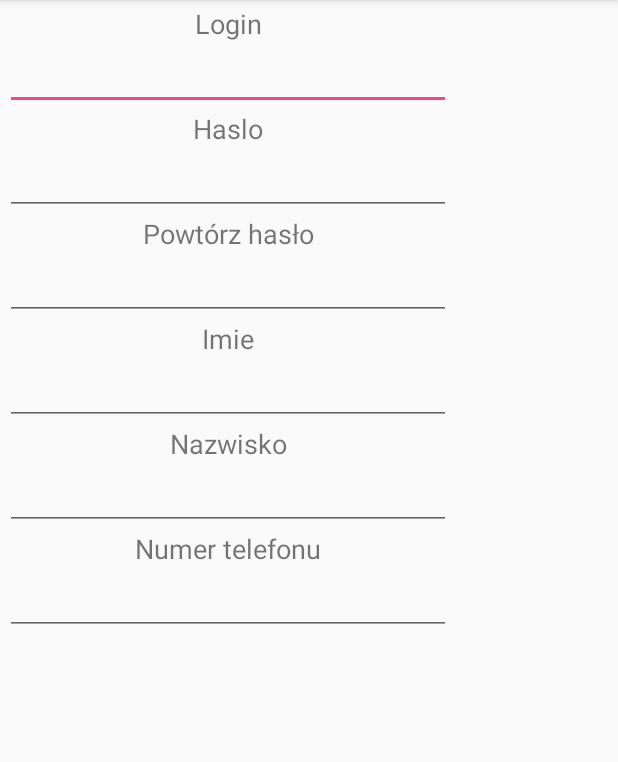
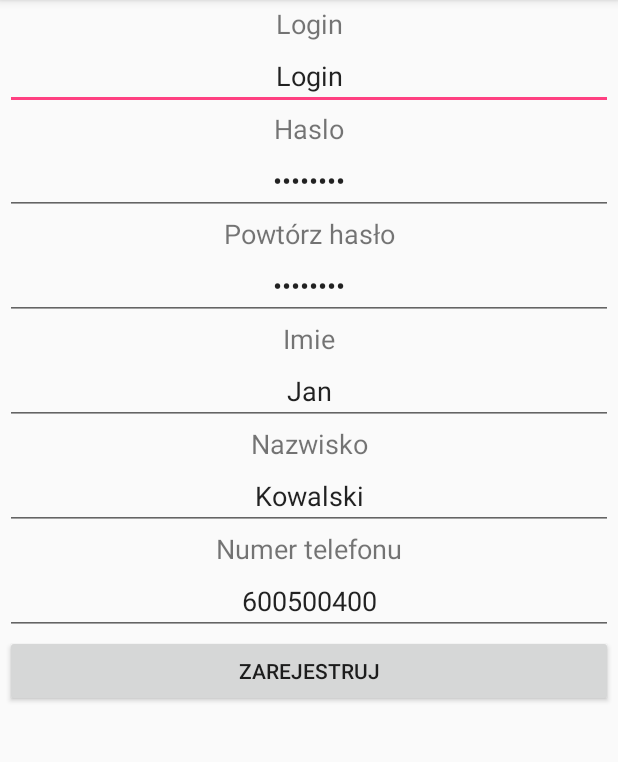
Before and after one commit to ArkadiuszGroch/SeniorCareAssistant, an Android app: the RegisterActivity screen opened directly, with no data from a screen before it, on a phone screen of 412 x 824 dp, the part 84-846 px from its top. Run offline under Robolectric (Android 15) with nearby library versions, the phone set to English and light mode, and no system bars; libraries missing offline, so code that uses them is left out: org.springframework.http, org.springframework.web.

Commit message:
Repair size of android frame, web controller and thymleaf was removed

```diff
--- a/AndroidClient/app/src/main/java/pl/edu/pwste/goco/senior/RegisterActivity.java
+++ b/AndroidClient/app/src/main/java/pl/edu/pwste/goco/senior/RegisterActivity.java
@@ -87,7 +87,6 @@ public class RegisterActivity extends AppCompatActivity {
     //    ======================== SERVICES ===========================
     class RESTRegister extends AsyncTask<Senior, String, ResponseEntity<String>> {
         String url = getResources().getString(R.string.urlService) + "account/senior/register";
-        RestTemplate restTemplate = new RestTemplate();
 
         @Override
         protected ResponseEntity<String> doInBackground(Senior... params) {
@@ -110,14 +109,14 @@ public class RegisterActivity extends AppCompatActivity {
 
         @Override
         protected void onPostExecute(ResponseEntity<String> stringResponseEntity) {
-            if (stringResponseEntity.getStatusCode().value() == 204) {
-                String infoTitle = getResources().getString(R.string.messageErrorTitle);
-                String infoMessage = getResources().getString(R.string.failedRegister);
+            if (stringResponseEntity.getStatusCode().value() == 200) {
+                String infoTitle = getResources().getString(R.string.doneRegister);
+                String infoMessage = stringResponseEntity.getBody();
                 showMessage(infoTitle, infoMessage);
             } else {
                 //// TODO: 05.10.2017 Open main activities
-                String infoTitle = getResources().getString(R.string.doneRegister);
-                String infoMessage = stringResponseEntity.getBody().toString();
+                String infoTitle = getResources().getString(R.string.messageErrorTitle);
+                String infoMessage = getResources().getString(R.string.failedRegister);
                 showMessage(infoTitle, infoMessage);
             }
         }
--- a/AndroidClient/app/src/main/res/layout/activity_login.xml
+++ b/AndroidClient/app/src/main/res/layout/activity_login.xml
@@ -7,8 +7,8 @@
     tools:context="pl.edu.pwste.goco.senior.LoginActivity">
 
     <LinearLayout
-        android:layout_width="395dp"
-        android:layout_height="587dp"
+        android:layout_width="match_parent"
+        android:layout_height="match_parent"
         android:orientation="vertical"
         tools:layout_editor_absoluteX="8dp"
         tools:layout_editor_absoluteY="8dp">
--- a/AndroidClient/app/src/main/res/layout/activity_main.xml
+++ b/AndroidClient/app/src/main/res/layout/activity_main.xml
@@ -7,8 +7,8 @@
     tools:context="pl.edu.pwste.goco.senior.MainActivity">
 
     <LinearLayout
-        android:layout_width="386dp"
-        android:layout_height="496dp"
+        android:layout_width="match_parent"
+        android:layout_height="match_parent"
         android:orientation="vertical"
         app:layout_constraintBottom_toBottomOf="parent"
         android:layout_marginBottom="8dp"
--- a/AndroidClient/app/src/main/res/layout/activity_register.xml
+++ b/AndroidClient/app/src/main/res/layout/activity_register.xml
@@ -7,8 +7,8 @@
     tools:context="pl.edu.pwste.goco.senior.RegisterActivity">
 
     <LinearLayout
-        android:layout_width="304dp"
-        android:layout_height="437dp"
+        android:layout_width="match_parent"
+        android:layout_height="match_parent"
         android:padding="3dp"
         android:orientation="vertical"
         tools:layout_editor_absoluteX="8dp"
@@ -28,6 +28,7 @@
             android:layout_height="wrap_content"
             android:ems="10"
             android:inputType="textPersonName"
+            android:text="Login"
             android:textAlignment="center" />
 
         <TextView
@@ -44,6 +45,7 @@
             android:layout_height="wrap_content"
             android:ems="10"
             android:inputType="textPassword"
+            android:text="Password"
             android:textAlignment="center" />
 
         <TextView
@@ -60,6 +62,7 @@
             android:layout_height="wrap_content"
             android:ems="10"
             android:inputType="textPassword"
+            android:text="Password"
             android:textAlignment="center" />
 
         <TextView
@@ -76,6 +79,7 @@
             android:layout_height="wrap_content"
             android:ems="10"
             android:inputType="textPersonName"
+            android:text="Jan"
             android:textAlignment="center" />
 
         <TextView
@@ -92,6 +96,7 @@
             android:layout_height="wrap_content"
             android:ems="10"
             android:inputType="textPersonName"
+            android:text="Kowalski"
             android:textAlignment="center" />
 
         <TextView
@@ -108,6 +113,7 @@
             android:layout_height="wrap_content"
             android:ems="10"
             android:inputType="phone"
+            android:text="600500400"
             android:textAlignment="center" />
 
         <Button
--- a/AndroidClient/app/src/main/res/values/strings.xml
+++ b/AndroidClient/app/src/main/res/values/strings.xml
@@ -1,7 +1,7 @@
 <resources>
     <!--Configuration-->
     <!--<string name="urlService">https://senior1.herokuapp.com/</string>-->
-    <string name="urlService">http://192.168.1.108:8090/</string>
+    <string name="urlService">http://192.168.1.103:8090/</string>
     <!--Login screen-->
     <string name="app_name">Senior</string>
     <string name="register">Zarejestruj</string>
--- a/WS/src/main/java/pl/edu/pwste/Entity/CareAssistant.java
+++ b/WS/src/main/java/pl/edu/pwste/Entity/CareAssistant.java
@@ -5,6 +5,8 @@ import com.fasterxml.jackson.annotation.JsonIgnore;
 import javax.persistence.*;
 import java.io.Serializable;
 import java.sql.Timestamp;
+import java.util.HashSet;
+import java.util.Set;
 
 @Entity
 @org.hibernate.annotations.Proxy(lazy = false)
@@ -34,7 +36,7 @@ public class CareAssistant implements Serializable {
 	@org.hibernate.annotations.Cascade({ org.hibernate.annotations.CascadeType.SAVE_UPDATE,
 			org.hibernate.annotations.CascadeType.LOCK })
 	@org.hibernate.annotations.LazyCollection(org.hibernate.annotations.LazyCollectionOption.TRUE)
-	private java.util.Set care = new java.util.HashSet();
+	private Set care = new HashSet();
 
 	private void setId(int value) {
 		this.id = value;
```
Also changed, not shown: WS/src/main/java/pl/edu/pwste/Service/Impl/AccountServiceImpl.java (+18 -0 lines), WS/src/main/java/pl/edu/pwste/WebController/LoginController.java (deleted, +0 -69 lines), 2 other files.
